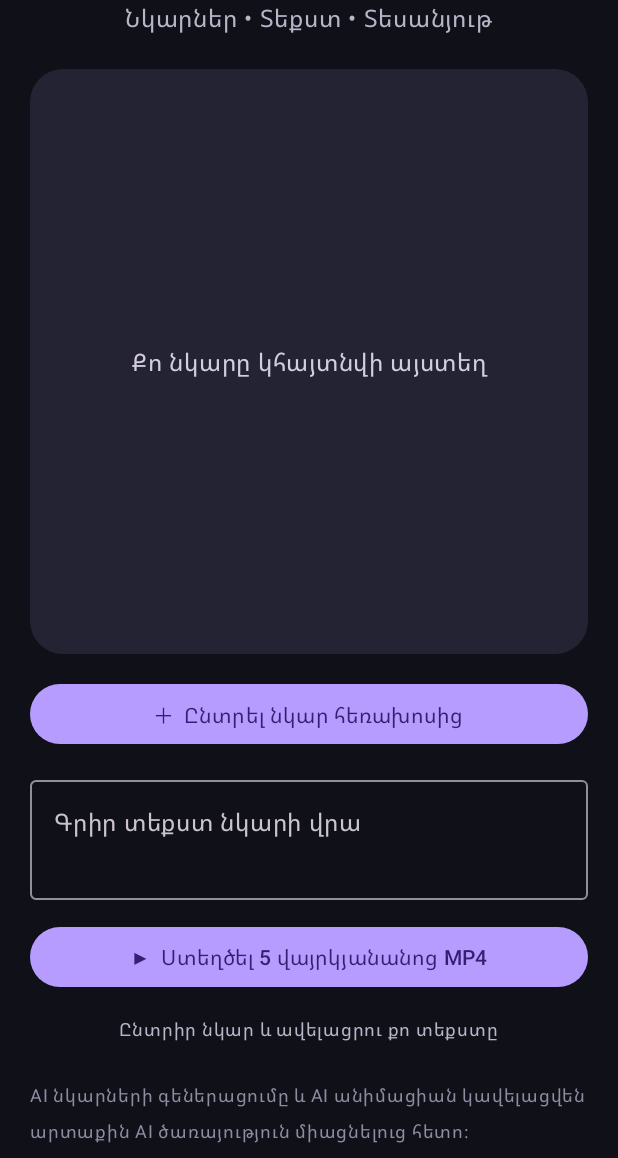
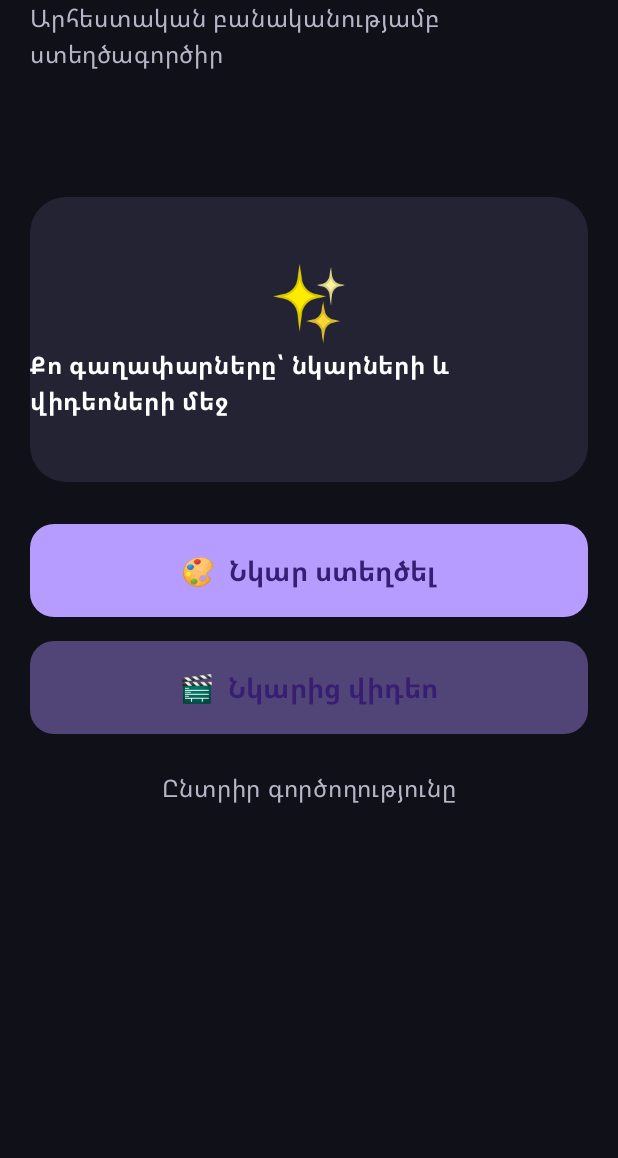
Before and after one commit to annaxas1993-sketch/Axad, an Android app built with Jetpack Compose: the screen it shows after launch (MainActivity), on a phone screen of 412 x 824 dp, the part 78-1236 px from its top. Run offline under Robolectric (Android 15) with nearby library versions, the phone set to English and light mode, and no system bars.

Commit message:
Create two-button AI Photo Video home screen

```diff
--- a/app/src/main/java/com/axas/aiphotovideo/MainActivity.kt
+++ b/app/src/main/java/com/axas/aiphotovideo/MainActivity.kt
@@ -41,8 +41,10 @@ class MainActivity : ComponentActivity() {
 
     @Composable
     private fun PhotoVideoScreen() {
+        var page by remember { mutableStateOf("home") }
         var photoBitmap by remember { mutableStateOf<Bitmap?>(null) }
         var caption by remember { mutableStateOf("") }
+        var prompt by remember { mutableStateOf("") }
         var exporting by remember { mutableStateOf(false) }
         var status by remember { mutableStateOf("Ընտրիր նկար և ավելացրու քո տեքստը") }
 
@@ -66,10 +68,77 @@ class MainActivity : ComponentActivity() {
                     horizontalAlignment = Alignment.CenterHorizontally
                 ) {
                     Text("AI PHOTO VIDEO", fontSize = 27.sp, fontWeight = FontWeight.Black, color = ComposeColor.White)
-                    Text("Նկարներ • Տեքստ • Տեսանյութ", color = ComposeColor(0xFFB9B5C9))
-                    Spacer(Modifier.height(22.dp))
+                    Text("Արհեստական բանականությամբ ստեղծագործիր", color = ComposeColor(0xFFB9B5C9))
+                    Spacer(Modifier.height(28.dp))
+
+                    if (page == "home") {
+                        Spacer(Modifier.height(55.dp))
                         Box(
-                        Modifier.fillMaxWidth().height(390.dp)
+                            Modifier.fillMaxWidth().height(190.dp)
+                                .background(ComposeColor(0xFF242333), RoundedCornerShape(24.dp)),
+                            contentAlignment = Alignment.Center
+                        ) {
+                            Column(horizontalAlignment = Alignment.CenterHorizontally) {
+                                Text("✨", fontSize = 48.sp)
+                                Text("Քո գաղափարները՝ նկարների և վիդեոների մեջ",
+                                    color = ComposeColor.White, fontWeight = FontWeight.SemiBold)
+                            }
+                        }
+                        Spacer(Modifier.height(28.dp))
+                        Button(
+                            onClick = { page = "image" },
+                            modifier = Modifier.fillMaxWidth().height(62.dp),
+                            shape = RoundedCornerShape(16.dp)
+                        ) { Text("🎨  Նկար ստեղծել", fontSize = 18.sp, fontWeight = FontWeight.Bold) }
+                        Spacer(Modifier.height(16.dp))
+                        Button(
+                            onClick = { page = "video" },
+                            modifier = Modifier.fillMaxWidth().height(62.dp),
+                            shape = RoundedCornerShape(16.dp),
+                            colors = ButtonDefaults.buttonColors(containerColor = ComposeColor(0xFF514477))
+                        ) { Text("🎬  Նկարից վիդեո", fontSize = 18.sp, fontWeight = FontWeight.Bold) }
+                        Spacer(Modifier.height(24.dp))
+                        Text("Ընտրիր գործողությունը", color = ComposeColor(0xFFB9B5C9))
+                    } else {
+                        TextButton(onClick = { page = "home" }, modifier = Modifier.align(Alignment.Start)) {
+                            Text("← Գլխավոր էջ")
+                        }
+                        if (page == "image") {
+                            Spacer(Modifier.height(25.dp))
+                            Text("Նկար ստեղծել", fontSize = 23.sp, fontWeight = FontWeight.Bold, color = ComposeColor.White)
+                            Spacer(Modifier.height(18.dp))
+                            OutlinedTextField(
+                                value = prompt, onValueChange = { prompt = it },
+                                label = { Text("Նկարագրիր՝ ինչ նկար ես ուզում") },
+                                placeholder = { Text("Օրինակ՝ սպորտային մեքենա գիշերային քաղաքում") },
+                                modifier = Modifier.fillMaxWidth(), minLines = 3
+                            )
+                            Spacer(Modifier.height(18.dp))
+                            Box(
+                                Modifier.fillMaxWidth().height(280.dp)
+                                    .background(ComposeColor(0xFF242333), RoundedCornerShape(20.dp)),
+                                contentAlignment = Alignment.Center
+                            ) {
+                                Text("Այստեղ կհայտնվի ստեղծված նկարը", color = ComposeColor(0xFFD2CDE2))
+                            }
+                            Spacer(Modifier.height(16.dp))
+                            Button(
+                                onClick = {
+                                    Toast.makeText(this@MainActivity,
+                                        "AI նկարի ստեղծման ծառայությունը դեռ միացված չէ",
+                                        Toast.LENGTH_LONG).show()
+                                },
+                                modifier = Modifier.fillMaxWidth().height(56.dp)
+                            ) { Text("Ստեղծել AI նկար") }
+                            Spacer(Modifier.height(12.dp))
+                            Text("AI նկար ստեղծելու համար դեռ պետք է միացնել արտաքին AI ծառայություն։",
+                                color = ComposeColor(0xFFB9B5C9), fontSize = 13.sp)
+                        } else {
+                            Spacer(Modifier.height(12.dp))
+                            Text("Նկարից վիդեո", fontSize = 23.sp, fontWeight = FontWeight.Bold, color = ComposeColor.White)
+                            Spacer(Modifier.height(16.dp))
+                            Box(
+                                Modifier.fillMaxWidth().height(350.dp)
                                     .background(ComposeColor(0xFF242333), RoundedCornerShape(22.dp)),
                                 contentAlignment = Alignment.Center
                             ) {
@@ -85,7 +154,7 @@ class MainActivity : ComponentActivity() {
                                     }
                                 } else Text("Քո նկարը կհայտնվի այստեղ", color = ComposeColor(0xFFD2CDE2))
                             }
-                    Spacer(Modifier.height(16.dp))
+                            Spacer(Modifier.height(14.dp))
                             Button(onClick = { picker.launch("image/*") }, modifier = Modifier.fillMaxWidth()) {
                                 Text("＋  Ընտրել նկար հեռախոսից")
                             }
@@ -116,14 +185,15 @@ class MainActivity : ComponentActivity() {
                                         }
                                     }
                                 }
-                    }, enabled = !exporting, modifier = Modifier.fillMaxWidth()) {
+                            }, enabled = !exporting, modifier = Modifier.fillMaxWidth().height(56.dp)) {
                                 Text(if (exporting) "Ստեղծվում է…" else "▶  Ստեղծել 5 վայրկյանանոց MP4")
                             }
                             Spacer(Modifier.height(12.dp))
                             Text(status, color = ComposeColor(0xFFB9B5C9), fontSize = 12.sp)
-                    Spacer(Modifier.height(20.dp))
-                    Text("AI նկարների գեներացումը և AI անիմացիան կավելացվեն արտաքին AI ծառայություն միացնելուց հետո։",
+                            Text("Սա ստեղծում է ստատիկ նկարով և տեքստով 5 վայրկյանանոց տեսանյութ։ AI շարժապատկերը դեռ միացված չէ։",
                                 color = ComposeColor(0xFF8F8BA1), fontSize = 12.sp)
+                        }
+                    }
                 }
             }
         }
```
Lines whose indentation alone changed are shown as unchanged.
